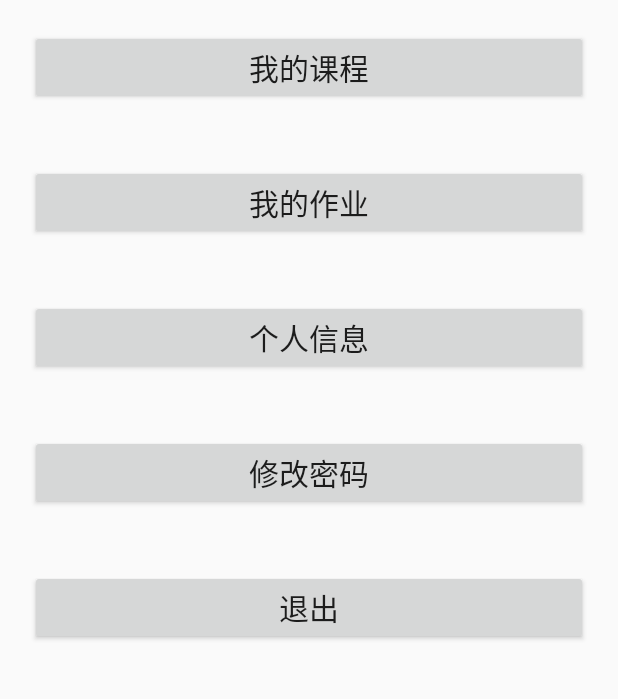
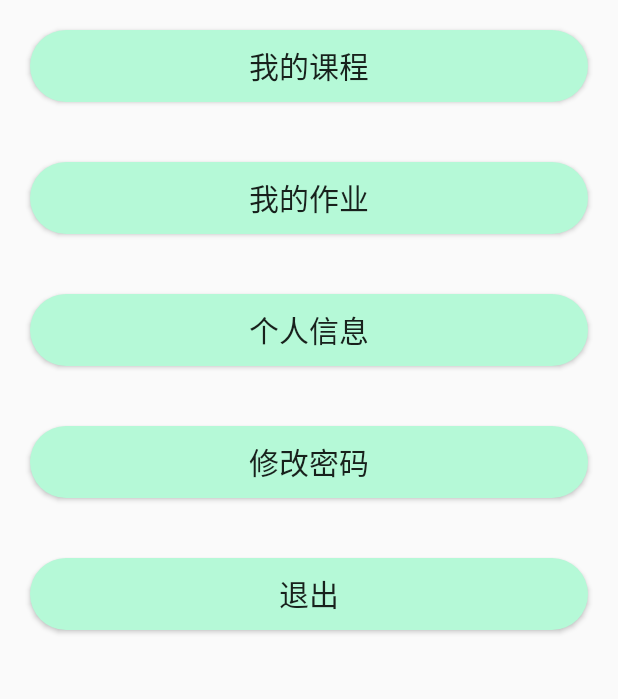
Before and after one commit to ZhongYang94264/Student-Management, an Android app: the layout activity_student.xml on its own in the app's theme, with its tools: preview values and no code run, on a phone screen of 412 x 824 dp, the part 135-834 px from its top. Run offline under Robolectric (Android 15) with nearby library versions, the phone set to English and light mode, and no system bars.

Commit message:
xl.student

```diff
--- a/app/src/main/java/com/zyapp/sm/sql/sqlData.java
+++ b/app/src/main/java/com/zyapp/sm/sql/sqlData.java
@@ -13,9 +13,8 @@ public class sqlData {
     public static final String DATABASE = "Info.db"; //数据库名
     public static final int VERSION = 1;//版本号
     public static final String STUDENT = "t_student"; //学生表
-    public static final String LESSONS = "t_lessons"; //科目表
     public static final String STUDENT_COU = "t_student_course"; //学生课程表
-    public static final String TEACHER_LES = "t_teacher_les"; //老师授课表
+    public static final String TOTAL = "t_total"; //学生总分表
     public static final String WORD = "t_word"; //作业表
     public static final String TEACHER_TABLE = "t_teacher";
     public static final String ADMIN_TABLE="t_admin";
--- a/app/src/main/java/com/zyapp/sm/student/ModificationActivity.java
+++ b/app/src/main/java/com/zyapp/sm/student/ModificationActivity.java
@@ -11,6 +11,8 @@ import android.view.View;
 import android.widget.Button;
 import android.widget.CheckBox;
 import android.widget.EditText;
+
+import androidx.core.content.ContextCompat;
 
 import com.zyapp.sm.R;
 import com.zyapp.sm.activity.AdminRegisterActivity;
--- a/app/src/main/java/com/zyapp/sm/student/StudentActivity.java
+++ b/app/src/main/java/com/zyapp/sm/student/StudentActivity.java
@@ -7,6 +7,8 @@ import android.os.Bundle;
 import android.util.Log;
 import android.view.View;
 import android.widget.Button;
+
+import androidx.core.content.ContextCompat;
 
 import com.zyapp.sm.R;
 import com.zyapp.sm.activity.StudentLoginActivity;
--- /dev/null
+++ b/app/src/main/res/drawable/btn_stu.xml
@@ -0,0 +1,17 @@
+<?xml version="1.0" encoding="utf-8"?>
+<selector xmlns:android="http://schemas.android.com/apk/res/android">
+    <!-- 选择 -->
+    <item android:state_pressed="false">
+        <shape>
+            <solid android:color="#B5F9D7"/>
+            <corners android:radius="40dp"/>
+        </shape>
+    </item>
+
+    <item android:state_pressed="true">
+        <shape>
+            <solid android:color="#4ECE72"/>
+            <corners android:radius="40dp"/>
+        </shape>
+    </item>
+</selector>
--- a/app/src/main/res/layout/activity_student.xml
+++ b/app/src/main/res/layout/activity_student.xml
@@ -19,6 +19,7 @@
         android:id="@+id/btn_course"
         android:layout_width="match_parent"
         android:layout_height="wrap_content"
+        android:background="@drawable/btn_stu"
         android:layout_margin="20dp"
         android:text="我的课程"
         android:textSize="20dp"/>
@@ -27,6 +28,7 @@
         android:id="@+id/btn_word"
         android:layout_width="match_parent"
         android:layout_height="wrap_content"
+        android:background="@drawable/btn_stu"
         android:text="我的作业"
         android:textSize="20dp"
         android:layout_margin="20dp"/>
@@ -35,6 +37,7 @@
         android:id="@+id/btn_information"
         android:layout_width="match_parent"
         android:layout_height="wrap_content"
+        android:background="@drawable/btn_stu"
         android:text="个人信息"
         android:textSize="20dp"
         android:layout_margin="20dp"/>
@@ -43,6 +46,7 @@
         android:id="@+id/btn_modification"
         android:layout_width="match_parent"
         android:layout_height="wrap_content"
+        android:background="@drawable/btn_stu"
         android:text="修改密码"
         android:textSize="20dp"
         android:layout_margin="20dp"/>
@@ -51,6 +55,7 @@
         android:id="@+id/btn_out"
         android:layout_width="match_parent"
         android:layout_height="wrap_content"
+        android:background="@drawable/btn_stu"
         android:text="退出"
         android:textSize="20dp"
         android:layout_margin="20dp"/>
```
Also changed, not shown: app/src/main/AndroidManifest.xml (+17 -8 lines), app/src/main/java/com/zyapp/sm/activity/StudentLoginActivity.java (+11 -4 lines), app/src/main/java/com/zyapp/sm/sql/MySQLiteHelper.java (+11 -12 lines), app/src/main/java/com/zyapp/sm/student/CourseActivity.java (+7 -1 lines), app/src/main/java/com/zyapp/sm/student/InformationActivity.java (+11 -6 lines), app/src/main/java/com/zyapp/sm/student/WorkActivity.java (+6 -2 lines), app/src/main/res/layout/activity_course.xml (+4 -4 lines), app/src/main/res/layout/stu_course_lv.xml (+1 -13 lines).
